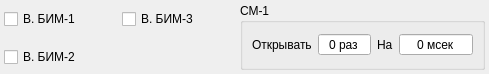
Before: the Qt Designer form ui/Extensions.ui in vlinnik/ip_250411, drawn with Qt 5.
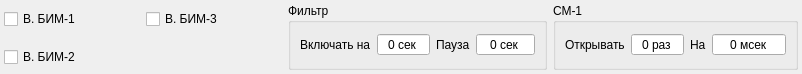
After: the same form once the commit is applied.

```diff
--- a/ui/Extensions.ui
+++ b/ui/Extensions.ui
@@ -6,7 +6,7 @@
    <rect>
     <x>0</x>
     <y>0</y>
-    <width>489</width>
+    <width>802</width>
     <height>74</height>
    </rect>
   </property>
@@ -40,7 +40,14 @@
      </property>
     </widget>
    </item>
-   <item row="0" column="2" rowspan="2">
+   <item row="1" column="0">
+    <widget class="QCheckBox" name="vibrator_2">
+     <property name="text">
+      <string>В. БИМ-2</string>
+     </property>
+    </widget>
+   </item>
+   <item row="0" column="3" rowspan="2">
     <widget class="QGroupBox" name="groupBox">
      <property name="title">
       <string>СМ-1</string>
@@ -98,11 +105,62 @@
      </layout>
     </widget>
    </item>
-   <item row="1" column="0">
-    <widget class="QCheckBox" name="vibrator_2">
-     <property name="text">
-      <string>В. БИМ-2</string>
+   <item row="0" column="2" rowspan="2">
+    <widget class="QGroupBox" name="groupBox_2">
+     <property name="title">
+      <string>Фильтр</string>
      </property>
+     <layout class="QHBoxLayout" name="horizontalLayout_2">
+      <item>
+       <widget class="QLabel" name="hint_3">
+        <property name="text">
+         <string>Включать на</string>
+        </property>
+       </widget>
+      </item>
+      <item>
+       <widget class="QSpinBox" name="count_2">
+        <property name="alignment">
+         <set>Qt::AlignCenter</set>
+        </property>
+        <property name="buttonSymbols">
+         <enum>QAbstractSpinBox::NoButtons</enum>
+        </property>
+        <property name="suffix">
+         <string> сек</string>
+        </property>
+        <property name="maximum">
+         <number>100</number>
+        </property>
+       </widget>
+      </item>
+      <item>
+       <widget class="QLabel" name="hint_4">
+        <property name="text">
+         <string>Пауза</string>
+        </property>
+       </widget>
+      </item>
+      <item>
+       <widget class="QSpinBox" name="dr_2">
+        <property name="alignment">
+         <set>Qt::AlignCenter</set>
+        </property>
+        <property name="buttonSymbols">
+         <enum>QAbstractSpinBox::NoButtons</enum>
+        </property>
+        <property name="suffix">
+         <string> сек</string>
+        </property>
+        <property name="maximum">
+         <number>1000</number>
+        </property>
+        <property name="singleStep">
+         <number>10</number>
+        </property>
+       </widget>
+      </item>
+     </layout>
     </widget>
    </item>
   </layout>
```
